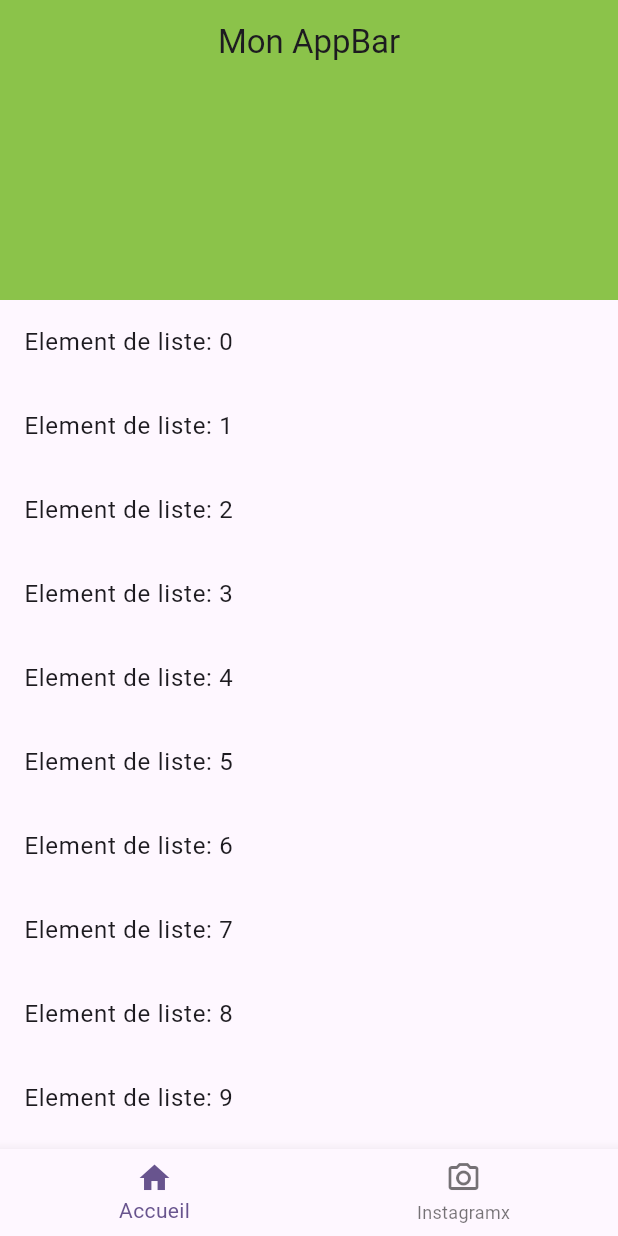
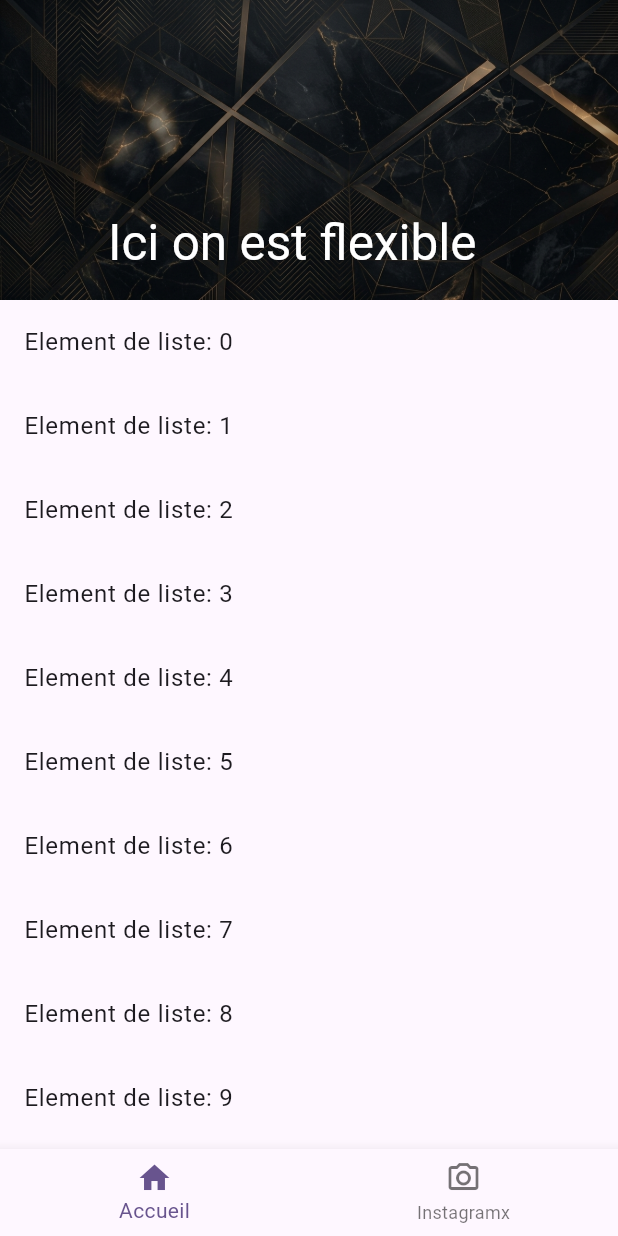
Before and after one commit to Modibo-kane/learnslyver, a Flutter app: the screen it shows after launch, on a phone screen of 412 x 824 dp. Run offline on Flutter 3.47's test engine with Material 3 defaults, Android fonts, the phone set to English and light mode, and no system bars.

Commit message:
le flexibleScape

```diff
--- a/lib/pages/home_page.dart
+++ b/lib/pages/home_page.dart
@@ -11,7 +11,7 @@ class HomePage extends StatelessWidget {
         physics: BouncingScrollPhysics(),
         slivers: [
           SliverAppBar(
-            title: Text("Mon AppBar"),
+            // title: Text("Mon AppBar"),
             backgroundColor: Colors.lightGreen,
             centerTitle: true,
             pinned: true,
@@ -20,6 +20,15 @@ class HomePage extends StatelessWidget {
             floating: true,
             snap: true,
             stretch: true,
+            flexibleSpace: FlexibleSpaceBar(
+              title: Text("Ici on est flexible", style: TextStyle(color: Colors.white),),
+              background: Image.asset("assets/blogBg.webp", fit: BoxFit.cover,),
+              stretchModes: [
+                // StretchMode.blurBackground,
+                StretchMode.zoomBackground,
+                StretchMode.fadeTitle
+              ],
+            ),
           ),
           SliverList(
               delegate: SliverChildBuilderDelegate(
--- a/pubspec.yaml
+++ b/pubspec.yaml
@@ -58,7 +58,8 @@ flutter:
   uses-material-design: true
 
   # To add assets to your application, add an assets section, like this:
-  # assets:
+  assets:
+    - assets/
   #   - images/a_dot_burr.jpeg
   #   - images/a_dot_ham.jpeg
 
```
Also changed, not shown: assets/blogBg.webp (added).
